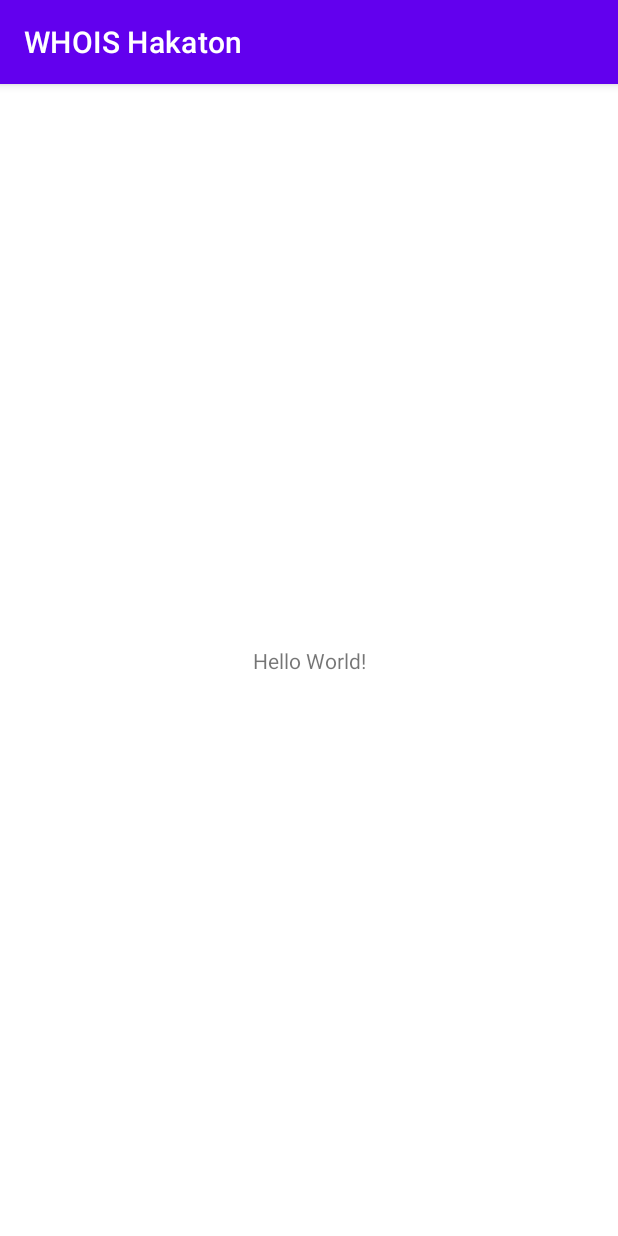
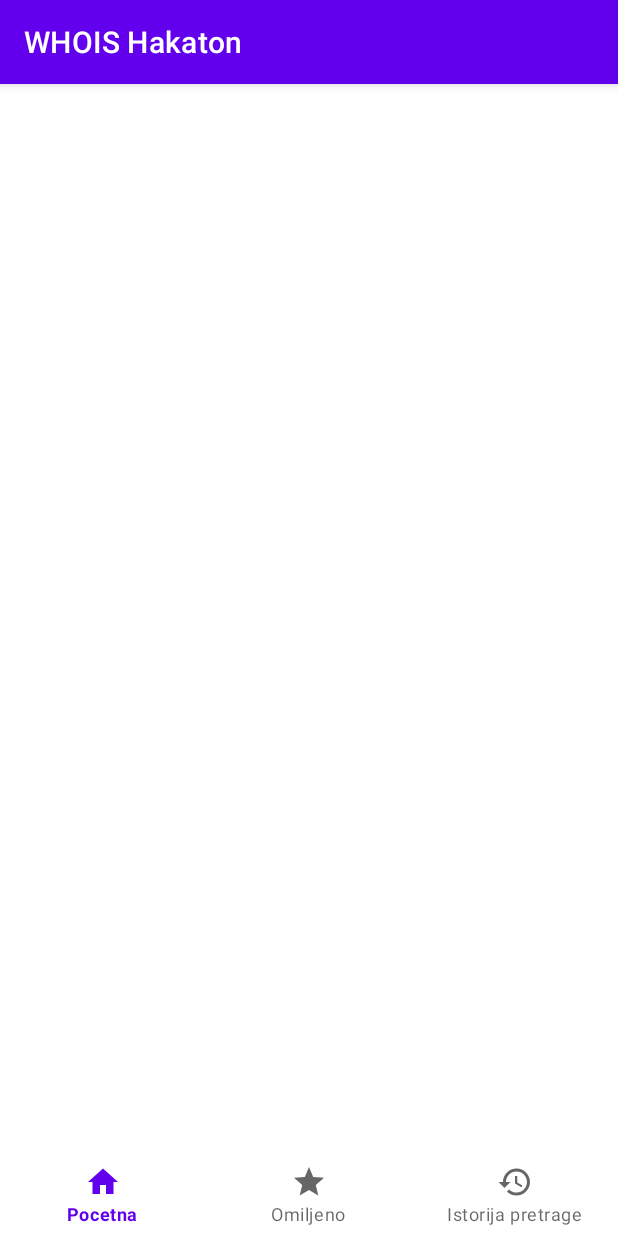
Before and after one commit to Giga99/WhoisHackathonAndroidClient, an Android app: the screen it shows after launch (MainActivity), on a phone screen of 412 x 824 dp. Run offline under Robolectric (Android 15) with nearby library versions, the phone set to English and light mode, and no system bars; our stand-ins replace Dagger/Hilt's generated code.

Commit message:
Added navigation and SplashFragment, HomeFragment, FavoritesFragment and SearchHistoryFragment

```diff
--- a/app/src/main/AndroidManifest.xml
+++ b/app/src/main/AndroidManifest.xml
@@ -1,6 +1,10 @@
 <?xml version="1.0" encoding="utf-8"?>
 <manifest xmlns:android="http://schemas.android.com/apk/res/android"
     package="com.example.whoishakaton">
+
+    <uses-permission android:name="android.permission.INTERNET" />
+    <uses-permission android:name="android.permission.WRITE_EXTERNAL_STORAGE" />
+    <uses-permission android:name="android.permission.READ_EXTERNAL_STORAGE" />
 
     <application
         android:name=".WhoisHakatonApplication"
--- /dev/null
+++ b/app/src/main/java/com/example/whoishakaton/ui/home/HomeFragment.kt
@@ -0,0 +1,17 @@
+package com.example.whoishakaton.ui.home
+
+import android.os.Bundle
+import android.view.View
+import com.example.whoishakaton.databinding.FragmentHomeBinding
+import com.example.whoishakaton.utils.view_binding.ViewBindingFragment
+import dagger.hilt.android.AndroidEntryPoint
+
+@AndroidEntryPoint
+class HomeFragment : ViewBindingFragment<FragmentHomeBinding>({
+    FragmentHomeBinding.inflate(it)
+}) {
+
+    override fun onViewCreated(view: View, savedInstanceState: Bundle?) {
+        super.onViewCreated(view, savedInstanceState)
+    }
+}
--- /dev/null
+++ b/app/src/main/java/com/example/whoishakaton/ui/splash/SplashFragment.kt
@@ -0,0 +1,23 @@
+package com.example.whoishakaton.ui.splash
+
+import android.os.Bundle
+import android.view.View
+import androidx.navigation.fragment.findNavController
+import com.example.whoishakaton.databinding.FragmentSplashBinding
+import com.example.whoishakaton.utils.view_binding.MainHandler
+import com.example.whoishakaton.utils.view_binding.ViewBindingFragment
+import dagger.hilt.android.AndroidEntryPoint
+
+@AndroidEntryPoint
+class SplashFragment : ViewBindingFragment<FragmentSplashBinding>({
+    FragmentSplashBinding.inflate(it)
+}) {
+
+    override fun onViewCreated(view: View, savedInstanceState: Bundle?) {
+        super.onViewCreated(view, savedInstanceState)
+
+        MainHandler.post {
+            findNavController().navigate(SplashFragmentDirections.actionSplashFragmentToNavigationMain())
+        }
+    }
+}
--- /dev/null
+++ b/app/src/main/res/drawable/ic_history.xml
@@ -0,0 +1,10 @@
+<vector xmlns:android="http://schemas.android.com/apk/res/android"
+    android:width="24dp"
+    android:height="24dp"
+    android:viewportWidth="24"
+    android:viewportHeight="24"
+    android:tint="?attr/colorControlNormal">
+  <path
+      android:fillColor="@android:color/white"
+      android:pathData="M13,3c-4.97,0 -9,4.03 -9,9L1,12l3.89,3.89 0.07,0.14L9,12L6,12c0,-3.87 3.13,-7 7,-7s7,3.13 7,7 -3.13,7 -7,7c-1.93,0 -3.68,-0.79 -4.94,-2.06l-1.42,1.42C8.27,19.99 10.51,21 13,21c4.97,0 9,-4.03 9,-9s-4.03,-9 -9,-9zM12,8v5l4.28,2.54 0.72,-1.21 -3.5,-2.08L13.5,8L12,8z"/>
+</vector>
--- /dev/null
+++ b/app/src/main/res/drawable/ic_home.xml
@@ -0,0 +1,10 @@
+<vector xmlns:android="http://schemas.android.com/apk/res/android"
+    android:width="24dp"
+    android:height="24dp"
+    android:viewportWidth="24"
+    android:viewportHeight="24"
+    android:tint="?attr/colorControlNormal">
+  <path
+      android:fillColor="@android:color/white"
+      android:pathData="M10,20v-6h4v6h5v-8h3L12,3 2,12h3v8z"/>
+</vector>
--- /dev/null
+++ b/app/src/main/res/drawable/ic_star.xml
@@ -0,0 +1,10 @@
+<vector xmlns:android="http://schemas.android.com/apk/res/android"
+    android:width="24dp"
+    android:height="24dp"
+    android:viewportWidth="24"
+    android:viewportHeight="24"
+    android:tint="?attr/colorControlNormal">
+  <path
+      android:fillColor="@android:color/white"
+      android:pathData="M12,17.27L18.18,21l-1.64,-7.03L22,9.24l-7.19,-0.61L12,2 9.19,8.63 2,9.24l5.46,4.73L5.82,21z"/>
+</vector>
--- a/app/src/main/res/layout/activity_main.xml
+++ b/app/src/main/res/layout/activity_main.xml
@@ -6,13 +6,42 @@
     android:layout_height="match_parent"
     tools:context=".ui.MainActivity">
 
-    <TextView
-        android:layout_width="wrap_content"
+    <FrameLayout
+        android:id="@+id/flFragmentContainer"
+        android:layout_width="match_parent"
+        android:layout_height="0dp"
+        app:layout_constraintBottom_toTopOf="@+id/cl_bottom_nav"
+        app:layout_constraintEnd_toEndOf="parent"
+        app:layout_constraintHorizontal_bias="0.5"
+        app:layout_constraintStart_toStartOf="parent"
+        app:layout_constraintTop_toTopOf="parent">
+
+        <androidx.fragment.app.FragmentContainerView
+            android:id="@+id/navHostFragment"
+            android:name="androidx.navigation.fragment.NavHostFragment"
+            android:layout_width="match_parent"
+            android:layout_height="match_parent"
+            app:defaultNavHost="true"
+            app:navGraph="@navigation/navigation_splash"/>
+
+    </FrameLayout>
+
+    <androidx.constraintlayout.widget.ConstraintLayout
+        android:id="@+id/cl_bottom_nav"
+        android:layout_width="match_parent"
         android:layout_height="wrap_content"
-        android:text="Hello World!"
         app:layout_constraintBottom_toBottomOf="parent"
-        app:layout_constraintLeft_toLeftOf="parent"
-        app:layout_constraintRight_toRightOf="parent"
-        app:layout_constraintTop_toTopOf="parent" />
+        app:layout_constraintEnd_toEndOf="parent"
+        app:layout_constraintStart_toStartOf="parent">
+
+        <com.google.android.material.bottomnavigation.BottomNavigationView
+            android:id="@+id/bottom_navigation"
+            android:layout_width="match_parent"
+            android:layout_height="wrap_content"
+            app:labelVisibilityMode="labeled"
+            app:layout_constraintBottom_toBottomOf="parent"
+            app:menu="@menu/menu_bottom_navigation" />
+
+    </androidx.constraintlayout.widget.ConstraintLayout>
 
 </androidx.constraintlayout.widget.ConstraintLayout>
--- /dev/null
+++ b/app/src/main/res/layout/fragment_favorites.xml
@@ -0,0 +1,6 @@
+<?xml version="1.0" encoding="utf-8"?>
+<androidx.constraintlayout.widget.ConstraintLayout xmlns:android="http://schemas.android.com/apk/res/android"
+    android:layout_width="match_parent"
+    android:layout_height="match_parent">
+
+</androidx.constraintlayout.widget.ConstraintLayout>
--- /dev/null
+++ b/app/src/main/res/layout/fragment_home.xml
@@ -0,0 +1,6 @@
+<?xml version="1.0" encoding="utf-8"?>
+<androidx.constraintlayout.widget.ConstraintLayout xmlns:android="http://schemas.android.com/apk/res/android"
+    android:layout_width="match_parent"
+    android:layout_height="match_parent">
+
+</androidx.constraintlayout.widget.ConstraintLayout>
--- /dev/null
+++ b/app/src/main/res/layout/fragment_search_history.xml
@@ -0,0 +1,6 @@
+<?xml version="1.0" encoding="utf-8"?>
+<androidx.constraintlayout.widget.ConstraintLayout xmlns:android="http://schemas.android.com/apk/res/android"
+    android:layout_width="match_parent"
+    android:layout_height="match_parent">
+
+</androidx.constraintlayout.widget.ConstraintLayout>
--- /dev/null
+++ b/app/src/main/res/layout/fragment_splash.xml
@@ -0,0 +1,6 @@
+<?xml version="1.0" encoding="utf-8"?>
+<androidx.constraintlayout.widget.ConstraintLayout xmlns:android="http://schemas.android.com/apk/res/android"
+    android:layout_width="match_parent"
+    android:layout_height="match_parent">
+
+</androidx.constraintlayout.widget.ConstraintLayout>
--- /dev/null
+++ b/app/src/main/res/menu/menu_bottom_navigation.xml
@@ -0,0 +1,23 @@
+<?xml version="1.0" encoding="utf-8"?><!--
+  ~ Copyright (C) 2021 LotusFlare
+  ~ All Rights Reserved.
+  ~ Unauthorized copying and distribution of this file, via any medium is strictly prohibited.
+  -->
+
+<menu xmlns:android="http://schemas.android.com/apk/res/android">
+    <item
+        android:id="@id/homeFragment"
+        android:icon="@drawable/ic_home"
+        android:menuCategory="secondary"
+        android:title="@string/home_fragment" />
+    <item
+        android:id="@id/favoritesFragment"
+        android:icon="@drawable/ic_star"
+        android:menuCategory="secondary"
+        android:title="@string/favorites_fragment" />
+    <item
+        android:id="@id/searchHistoryFragment"
+        android:icon="@drawable/ic_history"
+        android:menuCategory="secondary"
+        android:title="@string/search_history_fragment" />
+</menu>
--- /dev/null
+++ b/app/src/main/res/navigation/navigation_main.xml
@@ -0,0 +1,32 @@
+<?xml version="1.0" encoding="utf-8"?>
+<!--
+  ~ Copyright (C) 2021 LotusFlare
+  ~ All Rights Reserved.
+  ~ Unauthorized copying and distribution of this file, via any medium is strictly prohibited.
+  -->
+
+<navigation xmlns:android="http://schemas.android.com/apk/res/android"
+    xmlns:app="http://schemas.android.com/apk/res-auto"
+    xmlns:tools="http://schemas.android.com/tools"
+    android:id="@+id/navigation_main"
+    app:startDestination="@id/homeFragment">
+
+    <fragment
+        android:id="@+id/homeFragment"
+        android:name="com.example.whoishakaton.ui.home.HomeFragment"
+        android:label="HomeFragment"
+        tools:layout="@layout/fragment_home"/>
+
+    <fragment
+        android:id="@+id/favoritesFragment"
+        android:name="com.example.whoishakaton.ui.favorites.FavoritesFragment"
+        android:label="FavoritesFragment"
+        tools:layout="@layout/fragment_favorites" />
+
+    <fragment
+        android:id="@+id/searchHistoryFragment"
+        android:name="com.example.whoishakaton.ui.search_history.SearchHistoryFragment"
+        android:label="SearchHistoryFragment"
+        tools:layout="@layout/fragment_search_history" />
+
+</navigation>
--- /dev/null
+++ b/app/src/main/res/navigation/navigation_splash.xml
@@ -0,0 +1,20 @@
+<?xml version="1.0" encoding="utf-8"?>
+<navigation xmlns:android="http://schemas.android.com/apk/res/android"
+    xmlns:app="http://schemas.android.com/apk/res-auto"
+    xmlns:tools="http://schemas.android.com/tools"
+    android:id="@+id/navigation_splash"
+    app:startDestination="@id/splashFragment">
+
+    <fragment
+        android:id="@+id/splashFragment"
+        android:name="com.example.whoishakaton.ui.splash.SplashFragment"
+        android:label="SplashFragment"
+        tools:layout="@layout/fragment_splash">
+        <action
+            android:id="@+id/action_splashFragment_to_navigation_main"
+            app:destination="@id/navigation_main" />
+    </fragment>
+
+    <include app:graph="@navigation/navigation_main" />
+
+</navigation>
--- a/app/src/main/res/values/strings.xml
+++ b/app/src/main/res/values/strings.xml
@@ -1,3 +1,9 @@
 <resources>
     <string name="app_name">WHOIS Hakaton</string>
+
+    <!-- Activity region -->
+    <string name="home_fragment">Pocetna</string>
+    <string name="favorites_fragment">Omiljeno</string>
+    <string name="search_history_fragment">Istorija pretrage</string>
+    <!-- end region -->
 </resources>
```
Also changed, not shown: app/src/main/java/com/example/whoishakaton/ui/favorites/FavoritesFragment.kt (added, +17 -0 lines), app/src/main/java/com/example/whoishakaton/ui/search_history/SearchHistoryFragment.kt (added, +17 -0 lines), app/src/main/res/drawable/ic_outline_home.xml (added, +10 -0 lines), app/src/main/res/drawable/ic_outline_star.xml (added, +10 -0 lines), app/src/main/res/values/dimens.xml (added, +81 -0 lines).
